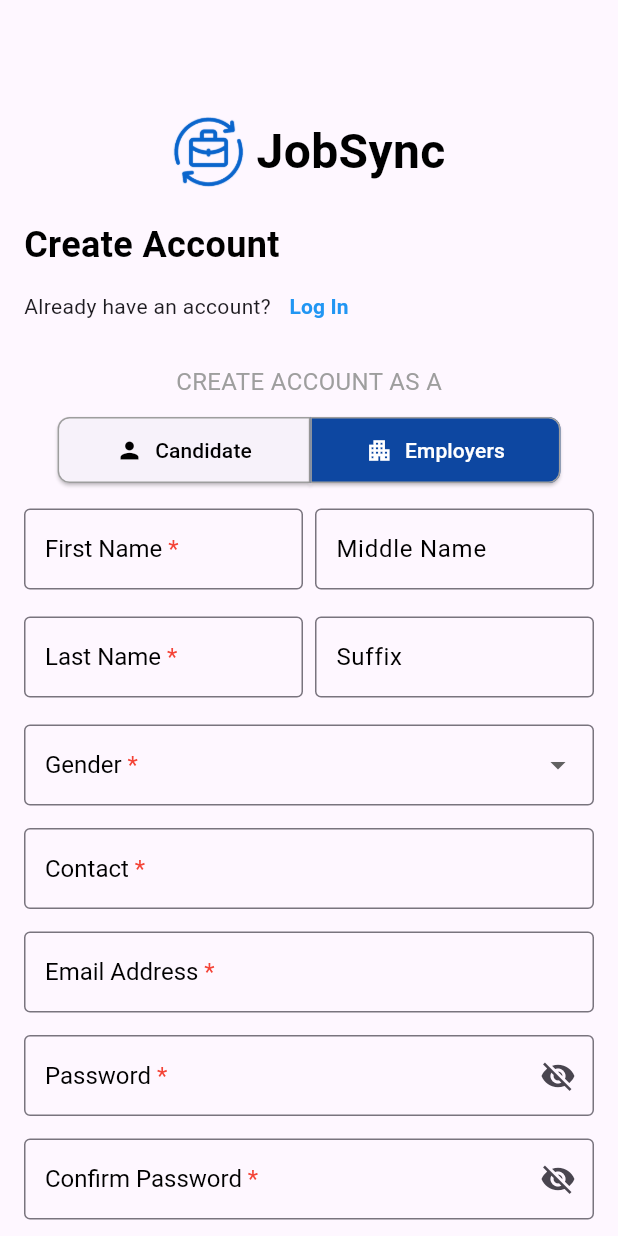
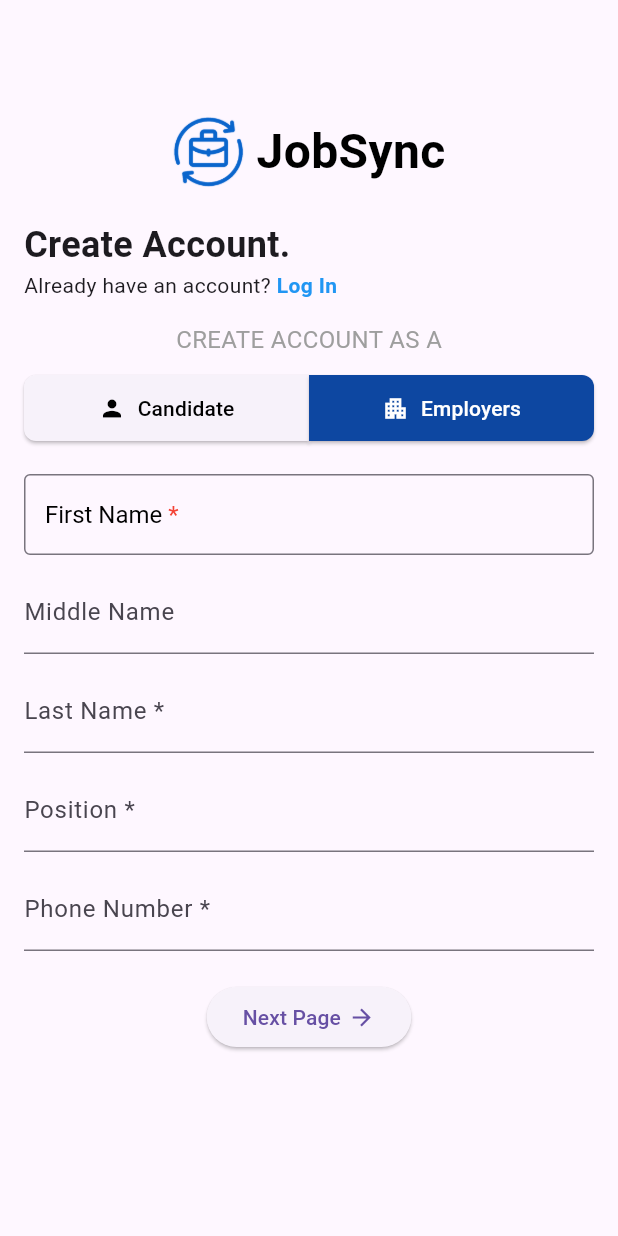
Before and after one commit to ajhay013/Application-JobSync, a Flutter app: the screen it shows after launch, after a tap on "Employers", on a phone screen of 412 x 824 dp. Run offline on Flutter 3.47's test engine with Material 3 defaults, Android fonts, the phone set to English and light mode, and no system bars.

Commit message:
SignEmployer.dart

```diff
--- /dev/null
+++ b/lib/Pages/SignEmployer.dart
@@ -0,0 +1,383 @@
+import 'package:flutter/material.dart';
+import 'package:capstone/main.dart';
+import 'package:capstone/Pages/Sign.dart';
+
+class EmployerSignUpScreen extends StatefulWidget {
+  @override
+  _EmployerSignUpScreenState createState() => _EmployerSignUpScreenState();
+}
+
+class _EmployerSignUpScreenState extends State<EmployerSignUpScreen> {
+  int stepIndex = 0; // 0 = First screen, 1 = Second screen
+  final _firstNameController = TextEditingController();
+  @override
+
+  void dispose() {
+    _firstNameController.dispose();
+  }
+  /*void dispose() {
+    // Dispose of controllers when not needed
+    _firstNameController.dispose();
+    _middleNameController.dispose();
+    _lastNameController.dispose();
+    _suffixController.dispose();
+    _genderController.dispose();
+    _contactController.dispose();
+    _emailController.dispose();
+    _passwordController.dispose();
+    _confirmPasswordController.dispose();
+    super.dispose();
+  }
+
+  void _togglePasswordVisibility() {
+    setState(() {
+      _showPassword = !_showPassword;
+    });
+  }
+
+  void _toggleConfirmPasswordVisibility() {
+    setState(() {
+      _showConfirmPassword = !_showConfirmPassword;
+    });
+  }
+
+  void _submitForm() {
+    if (_formKey.currentState?.validate() == true && _isAgreed) {
+      // Perform registration (e.g., API call or save to database)
+      ScaffoldMessenger.of(context).showSnackBar(
+        const SnackBar(content: Text('Registration successful!')),
+      );
+    } else if (!_isAgreed) {
+      ScaffoldMessenger.of(context).showSnackBar(
+        const SnackBar(content: Text('Please agree to the Terms of Service')),
+      );
+    }
+  }*/
+
+  @override
+  Widget build(BuildContext context) {
+    return Scaffold(
+
+      body: stepIndex == 0 ? buildFirstScreen() : buildSecondScreen(),
+    );
+  }
+
+  Widget buildFirstScreen() {
+    return Padding(
+      padding: const EdgeInsets.all(16.0),
+      child: Column(
+        crossAxisAlignment: CrossAxisAlignment.start,
+        children: [
+          const SizedBox(height: 60.0),
+          Row(
+                    mainAxisAlignment: MainAxisAlignment.center,  // Centers the content horizontally
+                    children: [
+                      Image.asset(
+                        'assets/logo/jobsync_logo.png', // Path to your logo
+                        height: 50.0, // Adjust the height as needed
+                      ),
+                      const SizedBox(width: 8.0),  // Add space between the logo and text
+                      const Text(
+                        'JobSync',
+                        style: TextStyle(
+                          fontSize: 32.0,
+                          fontWeight: FontWeight.bold,
+                          color: Colors.black, // You can change the color as needed
+                        ),
+                      ),
+                    ],
+                  ),
+          SizedBox(height: 20),
+
+          Text(
+            "Create Account.",
+            style: TextStyle(fontSize: 24, fontWeight: FontWeight.bold),
+          ),
+          //SizedBox(height: 10),
+       Row(
+            children: [
+              Text("Already have an account? "),
+              GestureDetector(
+                onTap: () {
+                  Navigator.push(
+                    context,
+                    MaterialPageRoute(builder: (context) => SignScreen()), // Replace with your login screen class name
+                  );
+                },
+                child: Text(
+                  "Log In",
+                  style: TextStyle(
+                    color: Colors.blue,
+                    fontWeight: FontWeight.bold,
+                  ),
+                ),
+              ),
+            ],
+          ),
+  const SizedBox(height: 15.0),
+                Center(
+              child: const Text(
+                'CREATE ACCOUNT AS A',
+                style: TextStyle(fontSize: 16, color: Colors.grey),
+                ),
+              ),
+          SizedBox(height: 10),
+
+          // Tab Buttons
+          Row(
+            children: [
+              Expanded(
+                child: ElevatedButton.icon(
+                  icon: Icon(Icons.person, color: Colors.black),
+                  label: const Text('Candidate'),
+                  style: ElevatedButton.styleFrom(
+                    backgroundColor: Colors.grey[1000],
+                    foregroundColor: Colors.black,
+                    padding: const EdgeInsets.symmetric(vertical: 12),
+                    shape: const RoundedRectangleBorder(
+                      borderRadius: BorderRadius.only(
+                        topLeft: Radius.circular(8),
+                        bottomLeft: Radius.circular(8),
+                      ),
+                    ),
+                  ),
+                  onPressed: () {
+                    Navigator.pushAndRemoveUntil(
+                      context,
+                      MaterialPageRoute(builder: (context) => MyApp()), // Replace with your main widget
+                      (route) => false, // Removes all previous routes
+                    );
+                  },
+                ),
+              ),
+
+              Expanded(
+                child: ElevatedButton.icon(
+                  icon: Icon(Icons.apartment, color: Colors.white),
+                  label: const Text('Employers'),
+                  style: ElevatedButton.styleFrom(
+                    backgroundColor: Colors.blue[900],
+                    foregroundColor: Colors.white,
+                    padding: const EdgeInsets.symmetric(vertical: 12),
+                    shape: const RoundedRectangleBorder(
+                      borderRadius: BorderRadius.only(
+                        topRight: Radius.circular(8),
+                        bottomRight: Radius.circular(8),
+                      ),
+                    ),
+                  ),
+                  onPressed: () {
+                    // Already on Employer tab
+                  },
+                ),
+              ),
+            ],
+          ),
+          SizedBox(height: 20),
+
+          // Input Fields for Step 1
+          TextFormField(
+  controller: _firstNameController,
+  decoration: InputDecoration(
+    label: RichText(
+      text: const TextSpan(
+        text: 'First Name ',
+        style: TextStyle(color: Colors.black, fontSize: 16.0),
+        children: [
+          TextSpan(
+            text: '*',
+            style: TextStyle(color: Colors.red),
+          ),
+        ],
+      ),
+    ),
+    border: const OutlineInputBorder(),
+    contentPadding: const EdgeInsets.symmetric(vertical: 15.0, horizontal: 10.0),
+  ),
+  autovalidateMode: AutovalidateMode.onUserInteraction, // Trigger validation on interaction
+  validator: (value) {
+    // Check if the value is empty
+    if (value == null || value.isEmpty) {
+      return 'First name is required';
+    }
+    // Check if the value contains only letters
+    if (!RegExp(r'^[a-zA-Z]+$').hasMatch(value)) {
+      return 'Please enter only letters';
+    }
+    return null; // Validation passes if the input is valid
+  },
+),
+          SizedBox(height: 10),
+          TextField(
+            decoration: InputDecoration(labelText: "Middle Name"),
+          ),
+          SizedBox(height: 10),
+          TextField(
+            decoration: InputDecoration(labelText: "Last Name *"),
+          ),
+          SizedBox(height: 10),
+          TextField(
+            decoration: InputDecoration(labelText: "Position *"),
+          ),
+          SizedBox(height: 10),
+          TextField(
+            decoration: InputDecoration(labelText: "Phone Number *"),
+          ),
+          SizedBox(height: 20),
+
+          // Next Button
+          Center(
+            child: ElevatedButton(
+              onPressed: () {
+                setState(() {
+                  stepIndex = 1; // Move to the second screen
+                });
+              },
+              child: Row(
+                mainAxisSize: MainAxisSize.min,
+                children: [
+                  Text("Next Page"),
+                  SizedBox(width: 5),
+                  Icon(Icons.arrow_forward),
+                ],
+              ),
+            ),
+          ),
+        ],
+      ),
+    );
+  }
+
+  Widget buildSecondScreen() {
+    return Padding(
+      padding: const EdgeInsets.all(16.0),
+      child: Column(
+        crossAxisAlignment: CrossAxisAlignment.start,
+        children: [
+          const SizedBox(height: 60,),
+          Row(
+                    mainAxisAlignment: MainAxisAlignment.center,  // Centers the content horizontally
+                    children: [
+                      Image.asset(
+                        'assets/logo/jobsync_logo.png', // Path to your logo
+                        height: 50.0, // Adjust the height as needed
+                      ),
+                      const SizedBox(width: 8.0),  // Add space between the logo and text
+                      const Text(
+                        'JobSync',
+                        style: TextStyle(
+                          fontSize: 32.0,
+                          fontWeight: FontWeight.bold,
+                          color: Colors.black, // You can change the color as needed
+                        ),
+                      ),
+                    ],
+                  ),
+          SizedBox(height: 20),
+
+          Text(
+            "Create Account.",
+            style: TextStyle(fontSize: 24, fontWeight: FontWeight.bold),
+          ),
+          //SizedBox(height: 5),
+          Row(
+            children: [
+              Text("Already have an account? "),
+              GestureDetector(
+                onTap: () {
+                  // Navigate to login screen
+                },
+                child: Text(
+                  "Log In",
+                  style: TextStyle(
+                    color: Colors.blue,
+                    fontWeight: FontWeight.bold,
+                  ),
+                ),
+              ),
+            ],
+          ),
+          SizedBox(height: 20),
+
+          // Upload ID Section
+          Text("Upload valid ID *"),
+          Container(
+            height: 150,
+            decoration: BoxDecoration(
+              border: Border.all(color: Colors.grey),
+              borderRadius: BorderRadius.circular(8),
+            ),
+            child: Center(
+              child: Column(
+                mainAxisAlignment: MainAxisAlignment.center,
+                children: [
+                  Icon(Icons.photo, size: 50, color: Colors.grey),
+                  Text("Browse photo or drop here"),
+                ],
+              ),
+            ),
+          ),
+          SizedBox(height: 20),
+
+          // Input Fields for Step 2
+          TextField(
+            decoration: InputDecoration(labelText: "Email Address *"),
+          ),
+          SizedBox(height: 10),
+          TextField(
+            decoration: InputDecoration(labelText: "Password *"),
+            obscureText: true,
+          ),
+          SizedBox(height: 10),
+          TextField(
+            decoration: InputDecoration(labelText: "Confirm Password *"),
+            obscureText: true,
+          ),
+          SizedBox(height: 10),
+          Row(
+            children: [
+              Checkbox(value: true, onChanged: (value) {}),
+              Expanded(
+                child: Text(
+                  "I’ve read and agree with your Terms of services",
+                  style: TextStyle(fontSize: 14),
+                ),
+              ),
+            ],
+          ),
+
+          // Back and Next Buttons
+          Row(
+            children: [
+              Expanded(
+                child: OutlinedButton(
+                  onPressed: () {
+                    setState(() {
+                      stepIndex = 0; // Go back to the first screen
+                    });
+                  },
+                  child: Text("Back"),
+                ),
+              ),
+              SizedBox(width: 10),
+              Expanded(
+                child: ElevatedButton(
+                  onPressed: () {
+                    // Submit action
+                  },
+                  child: Row(
+                    mainAxisAlignment: MainAxisAlignment.center,
+                    children: [
+                      Text("Next Page"),
+                      Icon(Icons.arrow_forward),
+                    ],
+                  ),
+                ),
+              ),
+            ],
+          ),
+        ],
+      ),
+    );
+  }
+}
--- a/lib/main.dart
+++ b/lib/main.dart
@@ -1,5 +1,6 @@
 import 'package:flutter/material.dart';
 import 'package:capstone/Pages/Sign.dart';
+import 'package:capstone/Pages/SignEmployer.dart';
 void main() {
   runApp(MyApp());
 }
@@ -130,7 +131,7 @@ Widget build(BuildContext context) {
                   children: [
                 const SizedBox(height: 8.0), // Space between JobSync text and Create Account text
                 const Text(
-                  'Create Account',
+                  'Create Account.',
                   style: TextStyle(
                     fontSize: 24.0,
                     fontWeight: FontWeight.bold,
@@ -141,17 +142,16 @@ Widget build(BuildContext context) {
                 ),
             // Existing row for "Already have an account? Log In"
             Row(
-              mainAxisAlignment: MainAxisAlignment.start, // Align this row to the left
             children: [
-                const Text("Already have an account?"),
-                TextButton(
-                  onPressed: () {
+              Text("Already have an account? "),
+              GestureDetector(
+                onTap: () {
                   Navigator.push(
                     context,
-                      MaterialPageRoute(builder: (context) => const SignScreen()), // Navigate to Sign Screen
+                    MaterialPageRoute(builder: (context) => SignScreen()), // Replace with your login screen class name
                   );
                 },
-                  child: const Text(
+                child: Text(
                   "Log In",
                   style: TextStyle(
                     color: Colors.blue,
@@ -161,6 +161,9 @@ Widget build(BuildContext context) {
               ),
             ],
           ),
+
+
+
             const SizedBox(height: 15.0),
                 Center(
               child: const Text(
@@ -178,7 +181,7 @@ const SizedBox(height: 10),
                   style: ElevatedButton.styleFrom(
                     backgroundColor: _isCandidate ? Colors.blue[900] : Colors.grey[1000],
                     foregroundColor: _isCandidate ? Colors.white : Colors.black,
-                    side: const BorderSide(color: Colors.grey),
+                    //side: const BorderSide(color: Colors.grey),
                     padding: const EdgeInsets.symmetric(horizontal: 39, vertical: 12),
                     shape: const RoundedRectangleBorder(
                       borderRadius: BorderRadius.only(
@@ -199,7 +202,7 @@ const SizedBox(height: 10),
                 style: ElevatedButton.styleFrom(
                   backgroundColor: !_isCandidate ? Colors.blue[900] : Colors.grey[1000],
                   foregroundColor: !_isCandidate ? Colors.white : Colors.black,
-                    side: const BorderSide(color: Colors.grey),
+                  //side: const BorderSide(color: Colors.grey),
                   padding: const EdgeInsets.symmetric(horizontal: 37, vertical: 12),
                   shape: const RoundedRectangleBorder(
                     borderRadius: BorderRadius.only(
@@ -212,8 +215,14 @@ const SizedBox(height: 10),
                   setState(() {
                     _isCandidate = false;
                   });
+                  // Navigate to EmployerSignUpScreen
+                  Navigator.push(
+                    context,
+                    MaterialPageRoute(builder: (context) => EmployerSignUpScreen()),
+                  );
                 },
               ),
+
               ],
             ),
 const SizedBox(height: 15.0),
```
Lines whose indentation alone changed are shown as unchanged.
